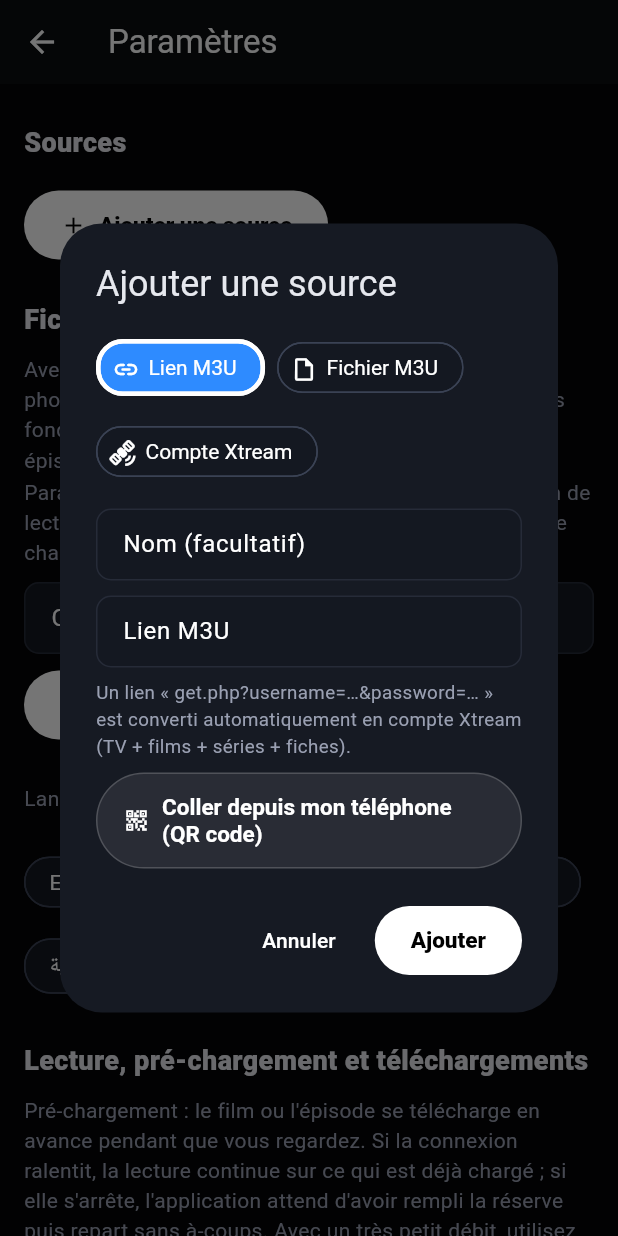
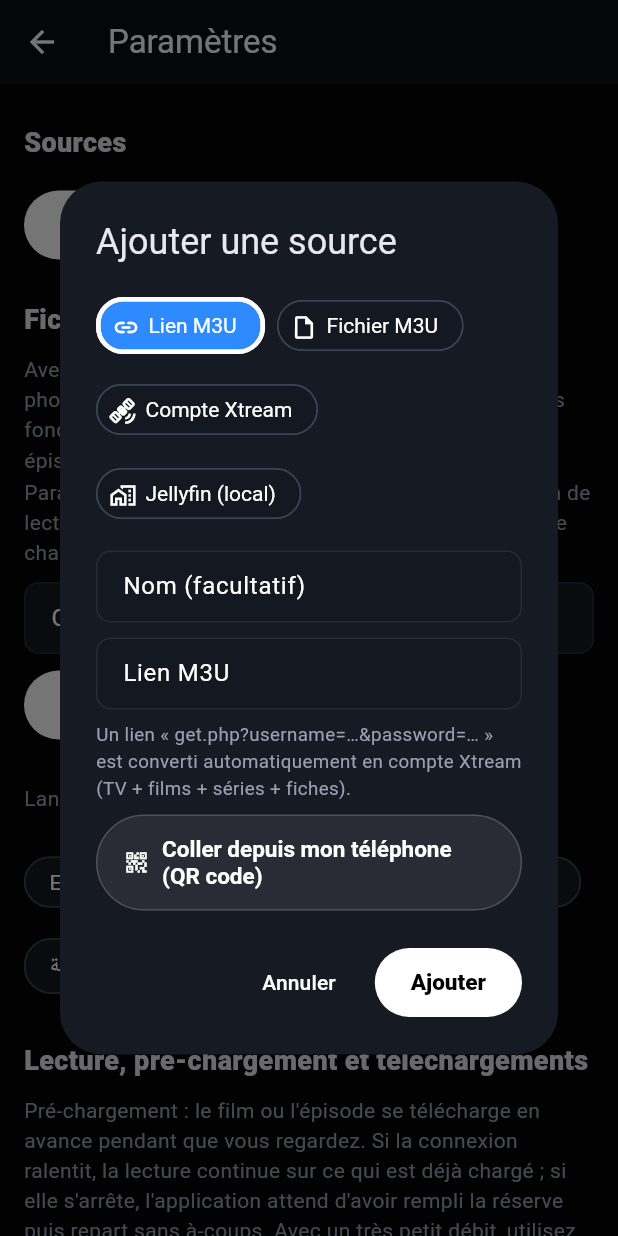
Before and after one commit to As-vind/IPTV, a Flutter app: the SettingsScreen screen opened directly, after a tap on "Ajouter une source", on a phone screen of 412 x 824 dp. Run offline on Flutter 3.47's test engine with Material 3 defaults, Android fonts, the phone set to English and light mode, and no system bars; our stand-ins replace file_picker, shared_preferences; missing offline and left inert: media_kit, media_kit_video, qr; accounts and stored records are empty.

Commit message:
Source Jellyfin (films, séries, épisodes) + rangées ajustées au cordeau
Co-Authored-By: Claude Opus 5.5 <noreply@anthropic.com>
Claude-Session: https://claude.ai/code/session_01RTvS5PLCi2ps88bQGQ2ja9

```diff
--- a/lib/ui/settings.dart
+++ b/lib/ui/settings.dart
@@ -7,6 +7,7 @@ import 'package:flutter/material.dart';
 import 'package:url_launcher/url_launcher.dart';
 
 import '../core/meta.dart';
+import '../core/jellyfin.dart';
 import '../core/playlist_import.dart';
 import 'advanced.dart';
 import 'tv_field.dart';
@@ -53,7 +54,7 @@ Future<void> showSourceDialog(BuildContext context,
   }
 }
 
-enum _Mode { url, file, xtream }
+enum _Mode { url, file, xtream, jellyfin }
 
 class _SourceDialog extends StatefulWidget {
   final Map<String, dynamic>? replace;
@@ -73,7 +74,12 @@ class _SourceDialogState extends State<_SourceDialog> {
     final e = widget.edit;
     if (e == null) return;
     _name.text = '${e['name'] ?? ''}';
-    if (e['type'] == 'xtream') {
+    if (e['type'] == 'jellyfin') {
+      _mode = _Mode.jellyfin;
+      _server.text = '${e['server'] ?? ''}';
+      _user.text = '${e['user'] ?? ''}';
+      _pass.text = '${e['password'] ?? ''}';
+    } else if (e['type'] == 'xtream') {
       _mode = _Mode.xtream;
       _server.text = '${e['server'] ?? ''}';
       _user.text = '${e['user'] ?? ''}';
@@ -235,6 +241,32 @@ class _SourceDialogState extends State<_SourceDialog> {
         Navigator.pop(context, {
           'id': id, 'type': 'm3u', 'name': _name.text.trim().isEmpty ? (u?.host ?? 'Liste M3U') : _name.text.trim(), 'url': url,
         });
+      case _Mode.jellyfin:
+        final srv = _server.text.trim();
+        if (srv.isEmpty || _user.text.trim().isEmpty) {
+          return setState(() => _err = 'Adresse du serveur Jellyfin et identifiant requis.');
+        }
+        setState(() {
+          _busy = true;
+          _err = null;
+        });
+        // vérification immédiate de la connexion : l'erreur s'affiche ici plutôt qu'après l'ajout
+        final probe = <String, dynamic>{'server': srv, 'user': _user.text.trim(), 'password': _pass.text, 'device': widget.edit?['device']};
+        try {
+          final cl = JellyfinClient.of(probe);
+          await cl.login();
+          if (!mounted) return;
+          Navigator.pop(context, {
+            'id': id, 'type': 'jellyfin',
+            'name': _name.text.trim().isEmpty ? 'Jellyfin' : _name.text.trim(),
+            'server': cl.base, 'user': _user.text.trim(), 'password': _pass.text,
+            'token': cl.token, 'uid': cl.uid, 'device': cl.deviceId,
+          });
+        } catch (e) {
+          if (mounted) setState(() => _err = e is JellyfinError ? e.message : 'Serveur Jellyfin injoignable : $e');
+        } finally {
+          if (mounted) setState(() => _busy = false);
+        }
       case _Mode.xtream:
         if (_server.text.trim().isEmpty || _user.text.trim().isEmpty || _pass.text.trim().isEmpty) {
           return setState(() => _err = 'Serveur, identifiant et mot de passe requis.');
@@ -336,6 +368,7 @@ class _SourceDialogState extends State<_SourceDialog> {
                 _modeChip(_Mode.url, Icons.link_rounded, 'Lien M3U', autofocus: !widget.file),
                 _modeChip(_Mode.file, Icons.insert_drive_file_outlined, 'Fichier M3U', autofocus: widget.file),
                 _modeChip(_Mode.xtream, Icons.satellite_alt, 'Compte Xtream'),
+                _modeChip(_Mode.jellyfin, Icons.home_work_outlined, 'Jellyfin (local)'),
               ]),
               const SizedBox(height: 14),
               TvTextField(controller: _name, label: 'Nom (facultatif)'),
@@ -350,7 +383,19 @@ class _SourceDialogState extends State<_SourceDialog> {
               _phoneButton(),
             ] else if (_mode == _Mode.file)
               ..._fileSection()
-            else ...[
+            else if (_mode == _Mode.jellyfin) ...[
+              TvTextField(controller: _server, keyboardType: TextInputType.url, label: 'Adresse du serveur Jellyfin',
+                  hint: 'http://192.168.1.20:8096'),
+              const SizedBox(height: 10),
+              TvTextField(controller: _user, label: 'Utilisateur Jellyfin'),
+              const SizedBox(height: 10),
+              TvTextField(controller: _pass, obscure: true, label: 'Mot de passe (vide si aucun)'),
+              const SizedBox(height: 8),
+              if (_busy) const LinearProgressIndicator(minHeight: 3, color: kAccent, backgroundColor: Colors.white12),
+              const SizedBox(height: 6),
+              const Text('Vos films et séries personnels (disque, NAS…) servis par Jellyfin sur votre réseau. '
+                  'Lecture directe du fichier d\'origine, sans conversion.', style: TextStyle(color: kMuted, fontSize: 12.5)),
+            ] else ...[
               TvTextField(controller: _server, keyboardType: TextInputType.url, label: 'Serveur', hint: 'http://serveur.exemple.com:8080'),
               const SizedBox(height: 10),
               TvTextField(controller: _user, label: 'Identifiant'),
@@ -449,10 +494,10 @@ class _SettingsScreenState extends State<SettingsScreen> {
           Card(
             color: kCard2,
             child: ListTile(
-              leading: Icon(src['type'] == 'xtream' ? Icons.satellite_alt : Icons.playlist_play,
+              leading: Icon(src['type'] == 'xtream' ? Icons.satellite_alt : src['type'] == 'jellyfin' ? Icons.home_work_outlined : Icons.playlist_play,
                   color: s.currentSource?['id'] == src['id'] ? kAccent : kMuted),
               title: Text('${src['name']}'),
-              subtitle: Text(src['type'] == 'xtream' ? 'Compte Xtream Codes' : (src['file'] != null ? 'Fichier M3U · ${src['file']}' : 'Lien M3U'),
+              subtitle: Text(src['type'] == 'xtream' ? 'Compte Xtream Codes' : src['type'] == 'jellyfin' ? 'Jellyfin · ${src['server']}' : (src['file'] != null ? 'Fichier M3U · ${src['file']}' : 'Lien M3U'),
                   style: const TextStyle(color: kMuted)),
               onTap: () => s.setSource('${src['id']}'),
               trailing: Wrap(children: [
@@ -675,7 +720,7 @@ class _SourcesManager extends StatelessWidget {
                 padding: const EdgeInsets.all(12),
                 decoration: BoxDecoration(color: Colors.white.withValues(alpha: .06), borderRadius: BorderRadius.circular(14)),
                 child: Column(crossAxisAlignment: CrossAxisAlignment.start, children: [
-                  Text('${src['type'] == 'xtream' ? '📡' : '📄'}  ${src['name']}${src['id'] == cur ? '   · en cours' : ''}',
+                  Text('${src['type'] == 'xtream' ? '📡' : src['type'] == 'jellyfin' ? '🏠' : '📄'}  ${src['name']}${src['id'] == cur ? '   · en cours' : ''}',
                       style: const TextStyle(fontWeight: FontWeight.w700, fontSize: 16)),
                   Text(
                       src['type'] == 'xtream'
--- a/lib/ui/shell.dart
+++ b/lib/ui/shell.dart
@@ -356,7 +356,7 @@ class _ShellState extends State<Shell> implements RootNavigator {
           hint: const Text('Aucune source'),
           items: [
             for (final x in srcs)
-              DropdownMenuItem(value: '${x['id']}', child: Text('${x['type'] == 'xtream' ? '📡' : '📄'} ${x['name']}', overflow: TextOverflow.ellipsis)),
+              DropdownMenuItem(value: '${x['id']}', child: Text('${x['type'] == 'xtream' ? '📡' : x['type'] == 'jellyfin' ? '🏠' : '📄'} ${x['name']}', overflow: TextOverflow.ellipsis)),
             const DropdownMenuItem(value: '__add__', child: Text('＋ Ajouter une source…')),
             const DropdownMenuItem(value: '__manage__', child: Text('✎ Modifier / supprimer les sources…')),
           ],
```
Also changed, not shown: lib/core/jellyfin.dart (added, +160 -0 lines), lib/core/net.dart (+8 -0 lines), lib/core/store.dart (+10 -0 lines), lib/ui/octo.dart (+23 -5 lines), 1 other file.
